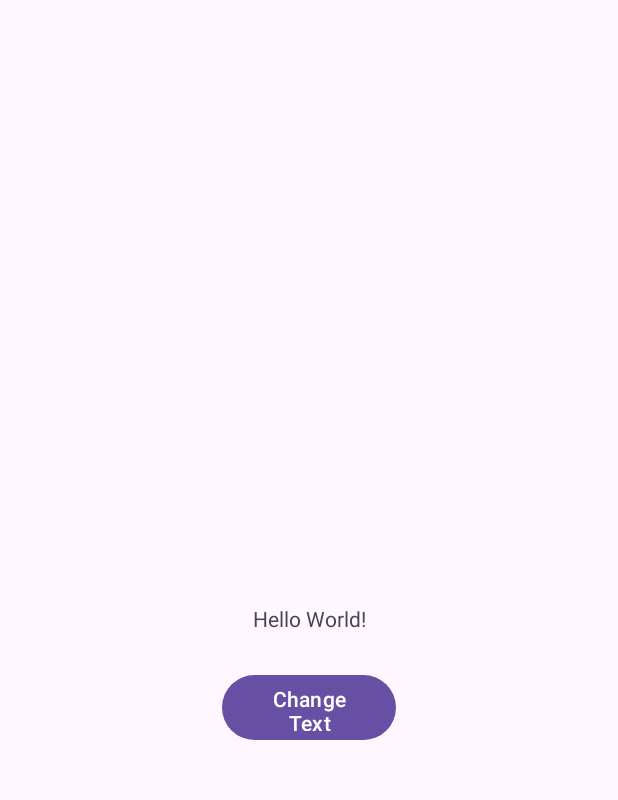
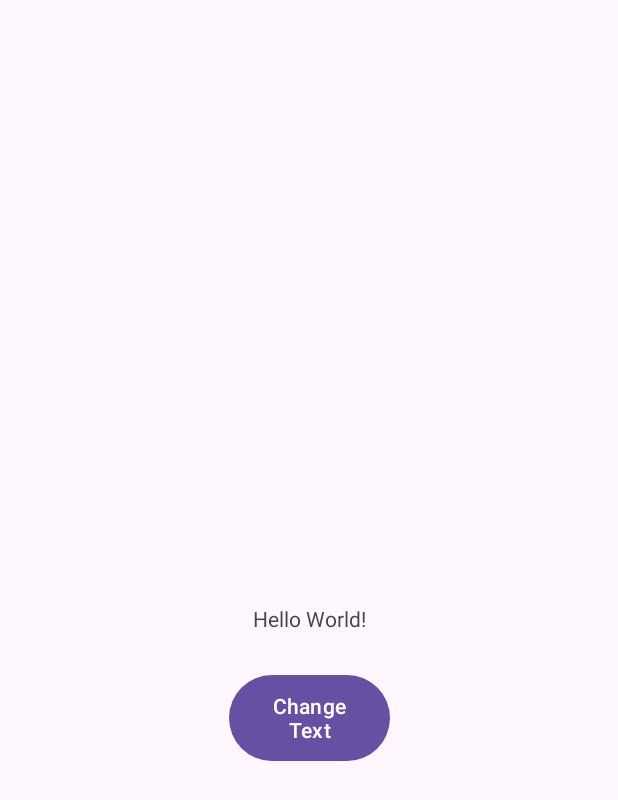
Before and after one commit to MubaraqYusuf/HelloWorld, an Android app: the screen it shows after launch (MainActivity), on a phone screen of 412 x 824 dp. Shown: the top 800 px of the screen. Run offline under Robolectric (Android 15) with nearby library versions, the phone set to English and light mode, and no system bars.

Commit message:
Change Text

```diff
--- a/app/src/main/res/layout/activity_main.xml
+++ b/app/src/main/res/layout/activity_main.xml
@@ -19,8 +19,8 @@
 
     <Button
         android:id="@+id/btnChangeTextClick"
-        android:layout_width="116dp"
-        android:layout_height="51dp"
+        android:layout_width="107dp"
+        android:layout_height="65dp"
         android:layout_marginStart="160dp"
         android:layout_marginTop="24dp"
         android:layout_marginEnd="160dp"
@@ -29,7 +29,6 @@
         android:text="@string/change_text"
         app:layout_constraintBottom_toBottomOf="parent"
         app:layout_constraintEnd_toEndOf="parent"
-        app:layout_constraintHorizontal_bias="0.52"
         app:layout_constraintStart_toStartOf="parent"
         app:layout_constraintTop_toBottomOf="@+id/tvDemoLabel"
         app:layout_constraintVertical_bias="0.0" />
```
